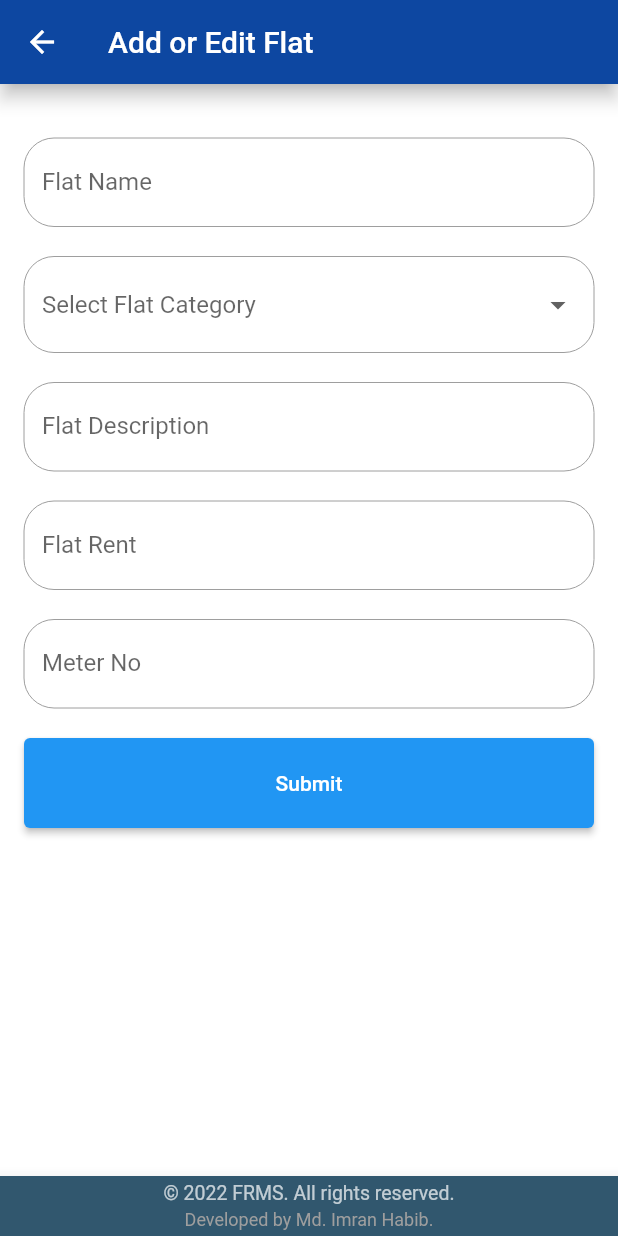
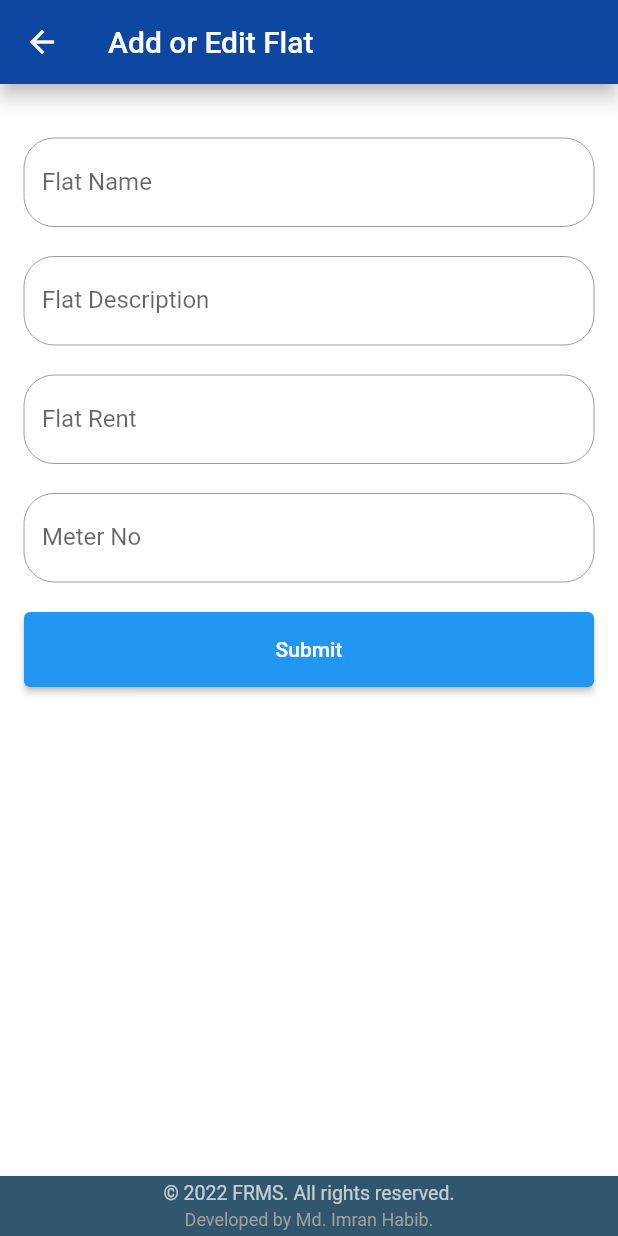
Before and after one commit to MdImranHabib/frms, a Flutter app: the FlatList screen opened by its route, after a tap on the "add" icon, on a phone screen of 412 x 824 dp. Run offline on Flutter 3.47's test engine with Material 2 defaults, Android fonts, the phone set to English and light mode, and no system bars; network calls fail.

Commit message:
flat create is done

```diff
--- a/lib/services/flat.services.dart
+++ b/lib/services/flat.services.dart
@@ -5,37 +5,50 @@ import 'package:http/http.dart' as http;
 
 class FlatService {
   //static String url = 'http://localhost:49918/api/flats';
-  static String url = 'http://192.168.2.51:85/api/';
+  static String baseUrl = 'http://192.168.2.51:85/api/';
 
   // Read all the flats
   static Future fetchFlats() async {
-    return await http.get(Uri.parse('${url}flats'));
+    return await http.get(Uri.parse('${baseUrl}flats'));
   }
 
   //Read a flat details
   static Future fetchFlatDetails(Flat flat) async {
-    return await http.get(Uri.parse('${url}flats/${flat.id}'));
+    return await http.get(Uri.parse('${baseUrl}flats/${flat.id}'));
   }
 
   // Create new flat
   static Future<bool> createFlat(Flat flat) async {
+    var url = Uri.parse('${baseUrl}flats');
     var flatMap = flat.toMap();
     var flatBody = json.encode(flatMap);
-    var response = await http.post(Uri.parse('${url}flats'), body: flatBody);
+    var response = await http.post(url,
+        headers: {
+          "Accept": "application/json",
+          "content-type": "application/json"
+        },
+        body: flatBody);
     return Future.value(response.statusCode == 201 ? true : false);
   }
 
   // Update a flat
   static Future updateFlat(Flat flat) async {
+    var url = Uri.parse('${baseUrl}flats/${flat.id}');
     var flatMap = flat.toMap();
     var flatBody = json.encode(flatMap);
-    var response =
-        await http.put(Uri.parse('${url}flats/${flat.id}'), body: flatBody);
+    var response = await http.put(url,
+        headers: {
+          "Accept": "application/json",
+          "content-type": "application/json"
+        },
+        body: flatBody);
     return Future.value(response.statusCode == 200 ? true : false);
   }
 
   //Delete a flat
-  static Future deleteFlat(Flat flat) async {
-    return await http.delete(Uri.parse('${url}flats/${flat.id}'));
+  static Future deleteFlat(int flatId) async {
+    var url = Uri.parse('${baseUrl}flats/$flatId');
+    var response = await http.delete(url);
+    return Future.value(response.statusCode == 200 ? true : false);
   }
 }
--- a/lib/views/flats/flat_form.dart
+++ b/lib/views/flats/flat_form.dart
@@ -1,6 +1,10 @@
+import 'dart:convert';
+
 import 'package:flutter/material.dart';
 import 'package:flutter/src/foundation/key.dart';
 import 'package:flutter/src/widgets/framework.dart';
+import 'package:frms/models/flat.dart';
+import 'package:frms/services/flat.services.dart';
 
 class FlatForm extends StatefulWidget {
   const FlatForm({Key? key}) : super(key: key);
@@ -13,12 +17,41 @@ class _FlatFormState extends State<FlatForm> {
   final GlobalKey<FormState> _formKey = GlobalKey();
 
   var measure;
-  final TextEditingController _flatNameController = TextEditingController();
-  final TextEditingController _flatCategoryController = TextEditingController();
-  final TextEditingController _flatDescriptionController =
-      TextEditingController();
-  final TextEditingController _flatRentController = TextEditingController();
-  final TextEditingController _flatMeterNoController = TextEditingController();
+  final _flatNameController = TextEditingController();
+  final _flatCategoryController = TextEditingController();
+  final _flatDescriptionController = TextEditingController();
+  final _flatRentController = TextEditingController();
+  final _flatMeterNoController = TextEditingController();
+
+  @override
+  void dispose() {
+    // Clean up the controller when the widget is disposed.
+    _flatNameController.dispose();
+    _flatCategoryController.dispose();
+    _flatDescriptionController.dispose();
+    _flatRentController.dispose();
+    _flatMeterNoController.dispose();
+    super.dispose();
+  }
+
+  void addFlat(String flatName, String flatCategory, String flatDescription,
+      int flatRent, String flatMeterNo) {
+    Flat flat = Flat(
+        id: 0,
+        name: flatName,
+        category: 'Large',
+        description: flatDescription,
+        rent: flatRent,
+        meterNo: flatMeterNo,
+        status: false);
+
+    FlatService.createFlat(flat).then((response) {
+      if (response == true) {
+        // Navigator.pushReplacementNamed(context, '/flat_list');
+        Navigator.pop(context);
+      }
+    });
+  }
 
   @override
   Widget build(BuildContext context) {
@@ -32,6 +65,8 @@ class _FlatFormState extends State<FlatForm> {
       body: Padding(
         padding: const EdgeInsets.all(16.0),
         child: Column(
+          mainAxisAlignment: MainAxisAlignment.start,
+          crossAxisAlignment: CrossAxisAlignment.center,
           children: <Widget>[
             // const Align(
             //   alignment: Alignment.topLeft,
@@ -81,48 +116,48 @@ class _FlatFormState extends State<FlatForm> {
                   const SizedBox(
                     height: 20,
                   ),
-                  DropdownButtonFormField(
-                      decoration: const InputDecoration(
-                          enabledBorder: OutlineInputBorder(
-                            borderRadius:
-                                BorderRadius.all(Radius.circular(20.0)),
-                            borderSide:
-                                BorderSide(color: Colors.grey, width: 0.0),
-                          ),
-                          border: OutlineInputBorder()),
-                      items: const [
-                        DropdownMenuItem(
-                          value: Text('Small'),
-                          child: Text('Small'),
-                        ),
-                        DropdownMenuItem(
-                          value: Text('Semi-Large'),
-                          child: Text('Semi-Large'),
-                        ),
-                        DropdownMenuItem(
-                          value: Text('Large'),
-                          child: Text('Large'),
-                        ),
-                        DropdownMenuItem(
-                          value: Text('Extra-Large'),
-                          child: Text('Extra-Large'),
-                        )
-                      ],
-                      hint: const Text("Select Flat Category"),
-                      onChanged: (value) {
-                        setState(() {
-                          measure = value;
-                          // measureList.add(measure);
-                        });
-                      },
-                      onSaved: (value) {
-                        setState(() {
-                          measure = value;
-                        });
-                      }),
-                  const SizedBox(
-                    height: 20,
-                  ),
+                  // DropdownButtonFormField(
+                  //     decoration: const InputDecoration(
+                  //         enabledBorder: OutlineInputBorder(
+                  //           borderRadius:
+                  //               BorderRadius.all(Radius.circular(20.0)),
+                  //           borderSide:
+                  //               BorderSide(color: Colors.grey, width: 0.0),
+                  //         ),
+                  //         border: OutlineInputBorder()),
+                  //     items: const [
+                  //       DropdownMenuItem(
+                  //         value: 'Small',
+                  //         child: Text('Small'),
+                  //       ),
+                  //       DropdownMenuItem(
+                  //         value: 'Semi-Large',
+                  //         child: Text('Semi-Large'),
+                  //       ),
+                  //       DropdownMenuItem(
+                  //         value: 'Large',
+                  //         child: Text('Large'),
+                  //       ),
+                  //       DropdownMenuItem(
+                  //         value: 'Extra-Large',
+                  //         child: Text('Extra-Large'),
+                  //       )
+                  //     ],
+                  //     hint: const Text("Select Flat Category"),
+                  //     onChanged: (value) {
+                  //       setState(() {
+                  //         measure = value;
+                  //         // measureList.add(measure);
+                  //       });
+                  //     },
+                  //     onSaved: (value) {
+                  //       setState(() {
+                  //         measure = value;
+                  //       });
+                  //     }),
+                  // const SizedBox(
+                  //   height: 20,
+                  // ),
                   TextFormField(
                     decoration: const InputDecoration(
                         labelText: 'Flat Description',
@@ -192,12 +227,19 @@ class _FlatFormState extends State<FlatForm> {
                   ),
                   ElevatedButton(
                     style: ElevatedButton.styleFrom(
-                        minimumSize: const Size.fromHeight(60)),
+                        minimumSize: const Size.fromHeight(50)),
                     onPressed: () {
-                      // Validate returns true if the form is valid, or false otherwise.
+                      //Validate returns true if the form is valid, or false otherwise.
                       if (_formKey.currentState!.validate()) {
+                        addFlat(
+                            _flatNameController.text,
+                            _flatCategoryController.text,
+                            _flatDescriptionController.text,
+                            int.parse(_flatRentController.text),
+                            _flatMeterNoController.text);
+                      } else {
                         const AlertDialog(
-                          title: Text('Submitted succesfully!'),
+                          content: Text('Submitted failed!'),
                         );
                       }
                     },
--- a/lib/views/flats/flat_list.dart
+++ b/lib/views/flats/flat_list.dart
@@ -13,8 +13,14 @@ class FlatList extends StatefulWidget {
 class _FlatListState extends State<FlatList> {
   List<Flat> flats = <Flat>[];
 
-  getFlats() {
-    FlatService.fetchFlats().then((response) {
+  @override
+  void initState() {
+    getFlats();
+    super.initState();
+  }
+
+  void getFlats() async {
+    await FlatService.fetchFlats().then((response) {
       Iterable list = json.decode(response.body);
       List<Flat> flatList = <Flat>[];
       flatList = list.map((model) => Flat.fromObject(model)).toList();
@@ -25,9 +31,13 @@ class _FlatListState extends State<FlatList> {
     });
   }
 
+  // void removeFlat(int flatId) {
+  //   FlatService.deleteFlat(flatId)
+  // }
+
   @override
   Widget build(BuildContext context) {
-    getFlats();
+    //getFlats();
     return Scaffold(
       appBar: AppBar(
         backgroundColor: Colors.blue[900],
@@ -67,7 +77,10 @@ class _FlatListState extends State<FlatList> {
                             icon: const Icon(Icons.edit),
                           ),
                           IconButton(
-                            onPressed: () {},
+                            onPressed: () {
+                              //removeFlat(flats[index].id);
+                              FlatService.deleteFlat(flats[index].id);
+                            },
                             icon: const Icon(Icons.delete),
                           )
                         ],
@@ -110,7 +123,8 @@ class _FlatListState extends State<FlatList> {
         },
         child: const Icon(Icons.add),
       ),
-      floatingActionButtonLocation: FloatingActionButtonLocation.endFloat,
+      floatingActionButtonLocation:
+          FloatingActionButtonLocation.miniCenterFloat,
     );
   }
 }
```
